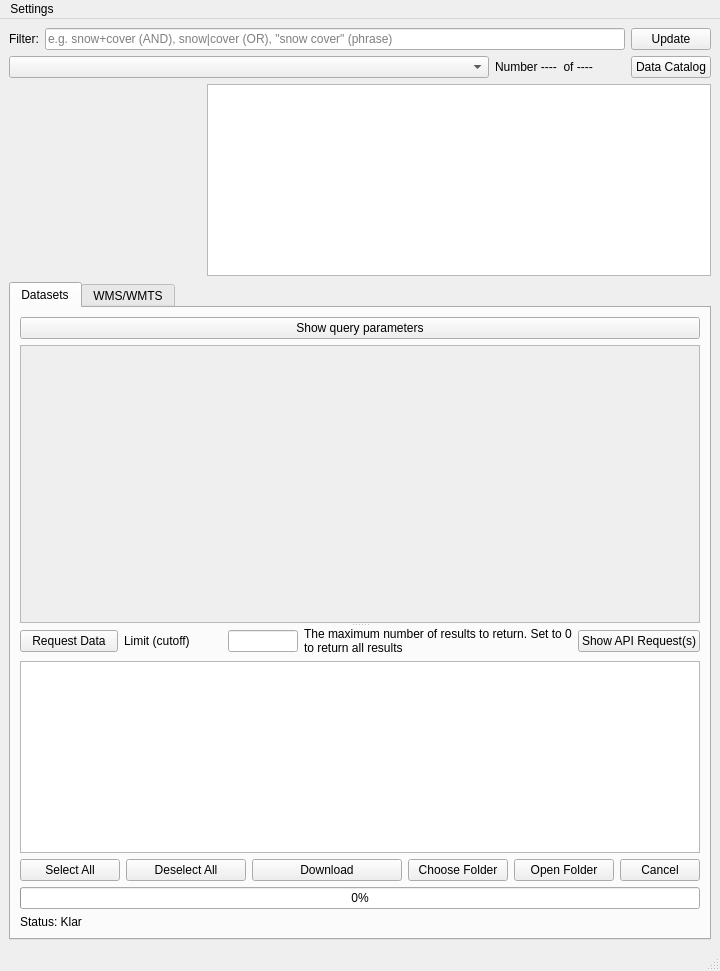
Above: resources/form.ui from copernicus-land/Copernicus-Connect before the change. Below: the same form after it.
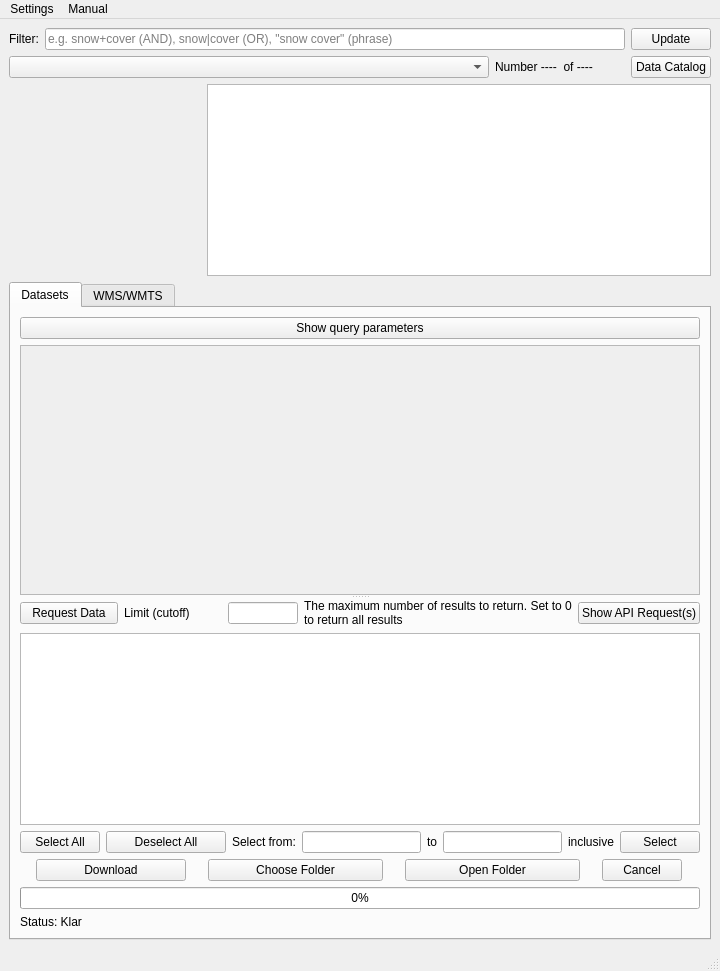
That is the form after the change.

The edit to the form file:
```diff
--- a/resources/form.ui
+++ b/resources/form.ui
@@ -157,7 +157,7 @@
               <x>0</x>
               <y>0</y>
               <width>676</width>
-              <height>258</height>
+              <height>232</height>
              </rect>
             </property>
             <layout class="QVBoxLayout" name="formLayout"/>
@@ -248,7 +248,7 @@
              </widget>
             </item>
             <item>
-             <layout class="QHBoxLayout" name="buttonLayout">
+             <layout class="QHBoxLayout" name="LayoutSelect">
               <item>
                <widget class="QPushButton" name="selectAllButton">
                 <property name="minimumSize">
@@ -288,6 +288,44 @@
                </widget>
               </item>
               <item>
+               <widget class="QLabel" name="labelSelect">
+                <property name="text">
+                 <string>Select from:</string>
+                </property>
+               </widget>
+              </item>
+              <item>
+               <widget class="QLineEdit" name="txtFrom"/>
+              </item>
+              <item>
+               <widget class="QLabel" name="labelAnd">
+                <property name="text">
+                 <string>to</string>
+                </property>
+               </widget>
+              </item>
+              <item>
+               <widget class="QLineEdit" name="txtTo"/>
+              </item>
+              <item>
+               <widget class="QLabel" name="label">
+                <property name="text">
+                 <string>inclusive</string>
+                </property>
+               </widget>
+              </item>
+              <item>
+               <widget class="QPushButton" name="selectButton">
+                <property name="text">
+                 <string>Select</string>
+                </property>
+               </widget>
+              </item>
+             </layout>
+            </item>
+            <item>
+             <layout class="QHBoxLayout" name="buttonLayout">
+              <item>
                <widget class="QPushButton" name="downloadButton">
                 <property name="sizePolicy">
                  <sizepolicy hsizetype="Expanding" vsizetype="Preferred">
@@ -390,7 +428,7 @@
               <item>
                <widget class="QLabel" name="labelSearchWMS">
                 <property name="text">
-                 <string>Filter layers (highlight in text)</string>
+                 <string>Filter layers</string>
                 </property>
                 <property name="wordWrap">
                  <bool>true</bool>
@@ -438,7 +476,7 @@
      <x>0</x>
      <y>0</y>
      <width>720</width>
-     <height>22</height>
+     <height>21</height>
     </rect>
    </property>
    <widget class="QMenu" name="menuSettings">
@@ -451,6 +489,7 @@
     <addaction name="actionLimit"/>
    </widget>
    <addaction name="menuSettings"/>
+   <addaction name="actionWiki"/>
   </widget>
   <widget class="QStatusBar" name="statusBar"/>
   <action name="actionUser">
@@ -473,6 +512,11 @@
     <string>Set limit in search</string>
    </property>
   </action>
+  <action name="actionWiki">
+   <property name="text">
+    <string>Manual</string>
+   </property>
+  </action>
  </widget>
  <resources/>
  <connections/>
```
